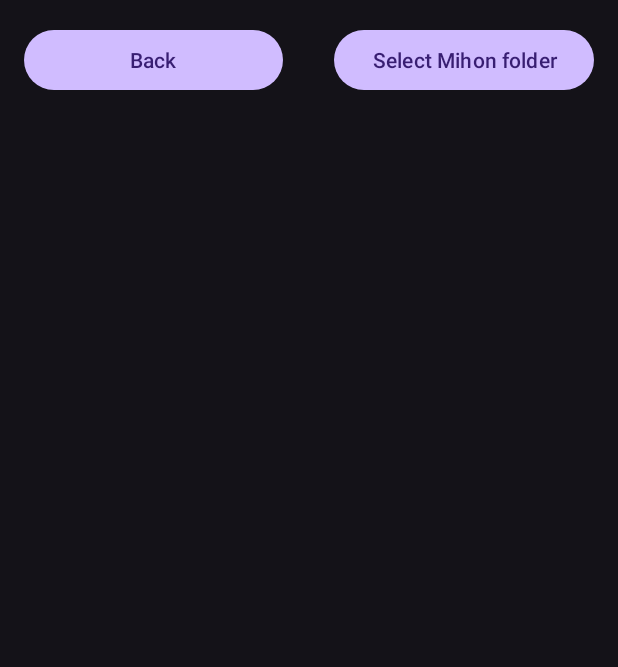
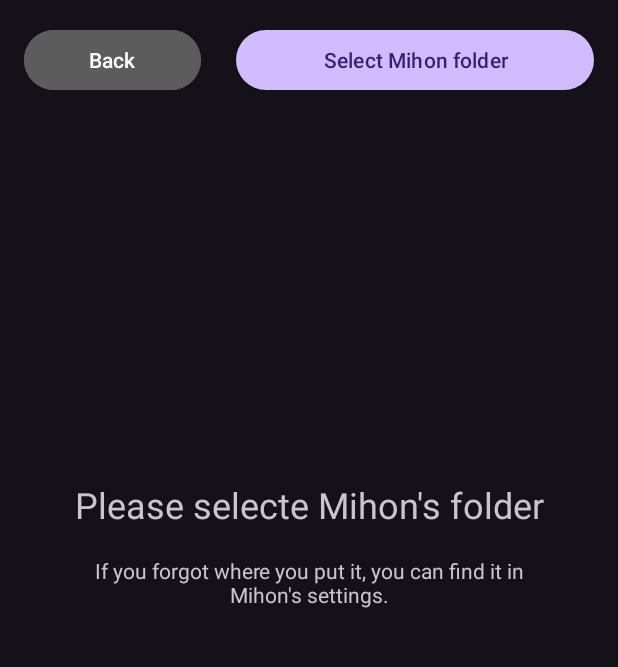
Before and after one commit to tbvns/Kihon, an Android app: the screen it shows after launch (MainActivity), on a phone screen of 412 x 824 dp, the part 89-756 px from its top. Run offline under Robolectric (Android 15) with nearby library versions, the phone set to English and light mode, and no system bars; pictures from the network do not load; 4 statements that could not run were skipped.

Commit message:
That changes a lot ! - Made UI loading way faster - Fixe buttons not having the right style - Changed some color - Added a start view with some explanation - Prevent the user from clicking export without selecting some chapters - Finally implemented prober backstack

```diff
--- a/app/src/main/java/xyz/tbvns/kihon/Formats/EpubUtils.java
+++ b/app/src/main/java/xyz/tbvns/kihon/Formats/EpubUtils.java
@@ -69,7 +69,7 @@ public class EpubUtils {
             int max = pngFiles.size();
             for (int i = 0; i < pngFiles.size(); i++) {
                 DocumentFile pngFile = pngFiles.get(i);
-                LoadingFragment.progress += (float) ((1 / max * 100) / 2) * Constant.secondaryActionImpact;
+                LoadingFragment.progress += (float) (((1 / max) * 100) / 2) * Constant.secondaryActionImpact;
                 LoadingFragment.message = "Adding image: " + pngFile.getName();
                 indexXhtml.append("<img src=\"images/image").append(i)
                         .append(".png\" alt=\"").append(pngFile.getName())
@@ -112,7 +112,7 @@ public class EpubUtils {
             for (int i = 0; i < pngFiles.size(); i++) {
                 DocumentFile pngFile = pngFiles.get(i);
                 LoadingFragment.message = "Writing image: " + pngFile.getName();
-                LoadingFragment.progress += (float) ((0.5 / max * 100) / 2) * Constant.secondaryActionImpact;
+                LoadingFragment.progress += (float) (((1 / max) * 100) / 2) * Constant.secondaryActionImpact;
                 InputStream imageStream = context.getContentResolver().openInputStream(pngFile.getUri());
                 if (imageStream == null) continue;
 
--- /dev/null
+++ b/app/src/main/java/xyz/tbvns/kihon/fragments/StartFragment.java
@@ -0,0 +1,21 @@
+package xyz.tbvns.kihon.fragments;
+
+import android.os.Bundle;
+import android.view.LayoutInflater;
+import android.view.View;
+import android.view.ViewGroup;
+import android.widget.Button;
+import android.widget.LinearLayout;
+import android.widget.TextView;
+import androidx.documentfile.provider.DocumentFile;
+import androidx.fragment.app.Fragment;
+import xyz.tbvns.kihon.R;
+import xyz.tbvns.kihon.ShareUtils;
+
+public class StartFragment extends Fragment {
+
+    @Override
+    public View onCreateView(LayoutInflater inflater, ViewGroup container, Bundle savedInstanceState) {
+        return inflater.inflate(R.layout.fragment_start, container, false);
+    }
+}
--- a/app/src/main/res/layout/activity_main.xml
+++ b/app/src/main/res/layout/activity_main.xml
@@ -63,7 +63,7 @@
                         android:layout_height="wrap_content"
                         android:layout_weight="1"
                         android:text="Back"
-                        android:paddingVertical="10dp" />
+                        android:paddingVertical="10dp" android:backgroundTint="#5C5C5C" android:textColor="#FFFFFF"/>
 
                 <Space
                         android:layout_width="0dp"
@@ -72,11 +72,11 @@
 
                 <Button
                         android:id="@+id/selectMihonFolder"
-                        android:layout_width="0dp"
+                        android:layout_width="120dp"
                         android:layout_height="wrap_content"
                         android:layout_weight="1"
                         android:text="Select Mihon folder"
-                        android:paddingVertical="10dp" />
+                        android:paddingVertical="10dp"/>
 
             </LinearLayout>
 
--- a/app/src/main/res/layout/fragment_export_options.xml
+++ b/app/src/main/res/layout/fragment_export_options.xml
@@ -3,7 +3,7 @@
               xmlns:tools="http://schemas.android.com/tools"
               android:layout_width="match_parent"
               android:layout_height="match_parent"
-              tools:context=".fragments.ExportOptions" android:orientation="vertical" android:layout_margin="16dp">
+              tools:context=".fragments.ExportOptions" android:orientation="vertical">
     <LinearLayout
             android:orientation="vertical"
             android:layout_width="match_parent"
--- /dev/null
+++ b/app/src/main/res/layout/fragment_start.xml
@@ -0,0 +1,24 @@
+<androidx.constraintlayout.widget.ConstraintLayout xmlns:android="http://schemas.android.com/apk/res/android"
+                                                   xmlns:app="http://schemas.android.com/apk/res-auto"
+                                                   xmlns:tools="http://schemas.android.com/tools"
+                                                   android:layout_width="match_parent"
+                                                   android:layout_height="match_parent"
+                                                   android:orientation="vertical"
+                                                   tools:context=".fragments.FileFragment">
+    <TextView
+            android:text="Please selecte Mihon's folder"
+            android:layout_width="wrap_content"
+            android:layout_height="wrap_content" android:id="@+id/textView"
+            app:layout_constraintStart_toStartOf="parent" app:layout_constraintHorizontal_bias="0.5"
+            app:layout_constraintEnd_toEndOf="parent" app:layout_constraintTop_toTopOf="parent"
+            app:layout_constraintBottom_toBottomOf="parent" app:layout_constraintVertical_bias="0.377"
+            android:textSize="24sp"/>
+    <TextView
+            android:text="If you forgot where you put it, you can find it in Mihon's settings."
+            android:layout_width="300dp"
+            android:layout_height="wrap_content" android:id="@+id/textView6"
+            app:layout_constraintStart_toStartOf="parent" app:layout_constraintHorizontal_bias="0.502"
+            app:layout_constraintEnd_toEndOf="parent"
+            app:layout_constraintBottom_toBottomOf="parent" app:layout_constraintVertical_bias="0.05"
+            app:layout_constraintTop_toBottomOf="@+id/textView" android:textAlignment="center"/>
+</androidx.constraintlayout.widget.ConstraintLayout>
--- /dev/null
+++ b/app/src/main/res/xml/item_file_chip.xml
@@ -0,0 +1,6 @@
+<com.google.android.material.chip.Chip xmlns:android="http://schemas.android.com/apk/res/android"
+                                       android:id="@+id/chip"
+                                       android:layout_width="match_parent"
+                                       android:layout_height="wrap_content"
+                                       android:checkable="true"
+                                       android:text="File name" />
```
Also changed, not shown: app/src/main/java/xyz/tbvns/kihon/FileListAdapter.java (added, +95 -0 lines), app/src/main/java/xyz/tbvns/kihon/MainActivity.java (+9 -13 lines), app/src/main/java/xyz/tbvns/kihon/fragments/ExportOptions.java (+36 -8 lines), app/src/main/java/xyz/tbvns/kihon/fragments/FileFragment.java (+39 -38 lines), app/src/main/res/layout/fragment_files.xml (+11 -9 lines), app/src/main/res/xml/item_folder_button.xml (added, +7 -0 lines).
